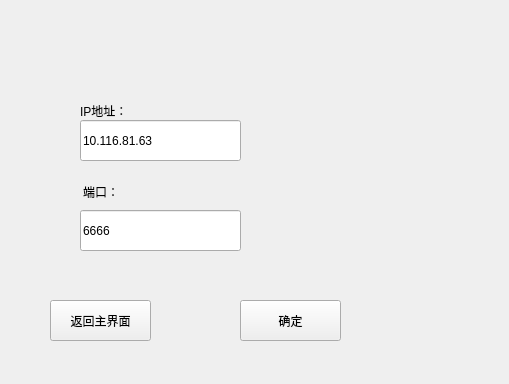
Old version of the form ui_func/funcwin_dataexport.ui in the repository Dirck-YHP/Proj_sensor_detect.
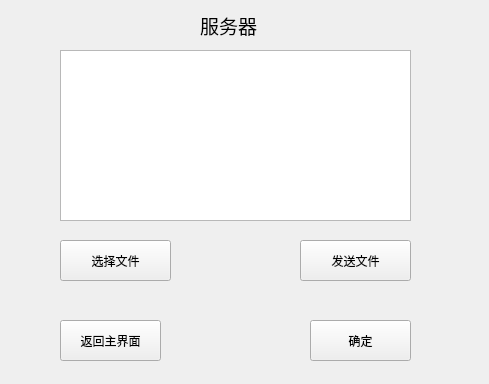
New version of the form.

```diff
--- a/ui_func/funcwin_dataexport.ui
+++ b/ui_func/funcwin_dataexport.ui
@@ -6,70 +6,18 @@
    <rect>
     <x>0</x>
     <y>0</y>
-    <width>509</width>
+    <width>489</width>
     <height>384</height>
    </rect>
   </property>
   <property name="windowTitle">
    <string>Form</string>
   </property>
-  <widget class="QLineEdit" name="lineE_ip">
-   <property name="geometry">
-    <rect>
-     <x>80</x>
-     <y>120</y>
-     <width>161</width>
-     <height>41</height>
-    </rect>
-   </property>
-   <property name="text">
-    <string>10.116.81.63</string>
-   </property>
-  </widget>
-  <widget class="QLabel" name="label">
-   <property name="geometry">
-    <rect>
-     <x>80</x>
-     <y>100</y>
-     <width>91</width>
-     <height>21</height>
-    </rect>
-   </property>
-   <property name="text">
-    <string>IP地址：</string>
-   </property>
-  </widget>
-  <widget class="QLineEdit" name="lineE_port">
-   <property name="geometry">
-    <rect>
-     <x>80</x>
-     <y>210</y>
-     <width>161</width>
-     <height>41</height>
-    </rect>
-   </property>
-   <property name="text">
-    <string>6666</string>
-   </property>
-  </widget>
-  <widget class="QLabel" name="label_2">
-   <property name="geometry">
-    <rect>
-     <x>83</x>
-     <y>182</y>
-     <width>71</width>
-     <height>20</height>
-    </rect>
-   </property>
-   <property name="text">
-    <string>端口：</string>
-   </property>
-  </widget>
   <widget class="QPushButton" name="btn_ok">
    <property name="geometry">
     <rect>
-     <x>240</x>
-     <y>300</y>
+     <x>310</x>
+     <y>320</y>
      <width>101</width>
      <height>41</height>
     </rect>
@@ -81,8 +29,8 @@
   <widget class="QPushButton" name="btn_back_mainW">
    <property name="geometry">
     <rect>
-     <x>50</x>
-     <y>300</y>
+     <x>60</x>
+     <y>320</y>
      <width>101</width>
      <height>41</height>
     </rect>
@@ -91,6 +39,61 @@
     <string>返回主界面</string>
    </property>
   </widget>
+  <widget class="QPushButton" name="btn_choose">
+   <property name="geometry">
+    <rect>
+     <x>60</x>
+     <y>240</y>
+     <width>111</width>
+     <height>41</height>
+    </rect>
+   </property>
+   <property name="text">
+    <string>选择文件</string>
+   </property>
+  </widget>
+  <widget class="QPushButton" name="btn_send">
+   <property name="geometry">
+    <rect>
+     <x>300</x>
+     <y>240</y>
+     <width>111</width>
+     <height>41</height>
+    </rect>
+   </property>
+   <property name="text">
+    <string>发送文件</string>
+   </property>
+  </widget>
+  <widget class="QLabel" name="label">
+   <property name="geometry">
+    <rect>
+     <x>200</x>
+     <y>10</y>
+     <width>141</width>
+     <height>31</height>
+    </rect>
+   </property>
+   <property name="font">
+    <font>
+     <family>楷体</family>
+     <pointsize>14</pointsize>
+    </font>
+   </property>
+   <property name="text">
+    <string>服务器</string>
+   </property>
+  </widget>
+  <widget class="QTextEdit" name="textE">
+   <property name="geometry">
+    <rect>
+     <x>60</x>
+     <y>50</y>
+     <width>351</width>
+     <height>171</height>
+    </rect>
+   </property>
+  </widget>
  </widget>
  <resources/>
  <connections/>
```
